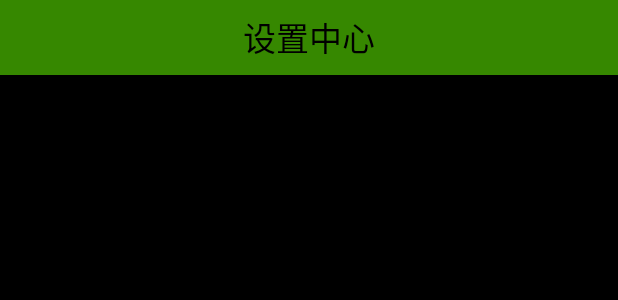
After one commit to esileme/phonemanage, an Android app: the layout activity_setting.xml on its own in the app's theme, with its tools: preview values and no code run, on a phone screen of 412 x 824 dp. The commit adds this screen. Shown: the top 300 px of the screen. Run offline under Robolectric (Android 15) with nearby library versions, the phone set to English and light mode, and no system bars.

Commit message:
跳转设置页面

```diff
--- a/PhoneManager/app/src/main/java/com/android/yl/phonemanager/SplashActivity.java
+++ b/PhoneManager/app/src/main/java/com/android/yl/phonemanager/SplashActivity.java
@@ -273,7 +273,7 @@ public class SplashActivity extends AppCompatActivity {
     }
 
     private void enterHome() {
-        Intent intent = new Intent(SplashActivity.this, MainActivity.class);
+        Intent intent = new Intent(SplashActivity.this, HomeActivity.class);
         startActivity(intent);
         finish();
     }
--- /dev/null
+++ b/PhoneManager/app/src/main/res/layout/activity_setting.xml
@@ -0,0 +1,12 @@
+<?xml version="1.0" encoding="utf-8"?>
+<RelativeLayout xmlns:android="http://schemas.android.com/apk/res/android"
+    xmlns:tools="http://schemas.android.com/tools"
+    android:layout_width="match_parent"
+    android:layout_height="match_parent"
+    tools:context="com.android.yl.phonemanager.SettingActivity">
+
+    <TextView
+        style="@style/TitleStyle"
+        android:text="设置中心"/>
+
+</RelativeLayout>
--- a/PhoneManager/app/src/main/res/values/strings.xml
+++ b/PhoneManager/app/src/main/res/values/strings.xml
@@ -4,4 +4,5 @@
     <string name="title_activity_splash">SplashActivity</string>
     <string name="title_activity_main">MainActivity</string>
     <string name="scrollText">GridView 是 DataGrid的后继控件，在.net framework 2 中，虽然还存在DataGrid，但是GridView已经走上了历史的前台，取代DataGrid的趋势已是势不可挡。</string>
+    <string name="title_activity_setting">SettingActivity</string>
 </resources>
--- a/PhoneManager/app/src/main/res/values/styles.xml
+++ b/PhoneManager/app/src/main/res/values/styles.xml
@@ -17,4 +17,13 @@
 
     <style name="AppTheme.PopupOverlay" parent="ThemeOverlay.AppCompat.Light" />
 
+    <style name="TitleStyle">
+        <item name="android:layout_width">match_parent</item>
+        <item name="android:layout_height">50dp</item>
+        <item name="android:background">#8866ff00</item>
+        <item name="android:gravity">center</item>
+        <item name="android:textColor">#000</item>
+        <item name="android:textSize">22sp</item>
+    </style>
+
 </resources>
```
Also changed, not shown: PhoneManager/app/src/main/AndroidManifest.xml (+5 -2 lines), PhoneManager/app/src/main/java/com/android/yl/phonemanager/HomeActivity.java (renamed from PhoneManager/app/src/main/java/com/android/yl/phonemanager/MainActivity.java, +14 -3 lines), PhoneManager/app/src/main/java/com/android/yl/phonemanager/SettingActivity.java (added, +14 -0 lines), PhoneManager/app/src/main/res/layout/activity_home.xml (renamed from PhoneManager/app/src/main/res/layout/activity_main.xml, +3 -7 lines).
